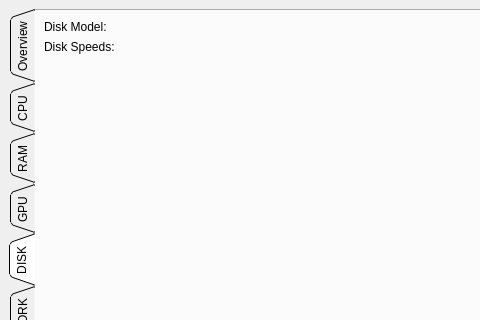
Qt form mainwindow.ui (oattia800/RealTime-Resource-Monitor) before a commit; both pictures show x 0 to 480 and y 0 to 320 of the 918 by 608 pixel window.
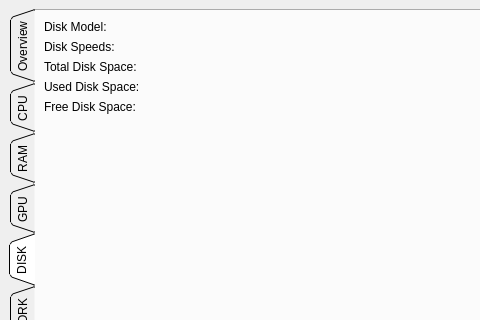
The same form after that commit.

Commit message: Add disk space info to GUI

The edit to the form file:
```diff
--- a/mainwindow.ui
+++ b/mainwindow.ui
@@ -417,6 +417,27 @@
           </property>
          </widget>
         </item>
+        <item row="2" column="0">
+         <widget class="QLabel" name="labelDiskTotal">
+          <property name="text">
+           <string>Total Disk Space:</string>
+          </property>
+         </widget>
+        </item>
+        <item row="3" column="0">
+         <widget class="QLabel" name="labelDiskUsed">
+          <property name="text">
+           <string>Used Disk Space:</string>
+          </property>
+         </widget>
+        </item>
+        <item row="4" column="0">
+         <widget class="QLabel" name="labelDiskFree">
+          <property name="text">
+           <string>Free Disk Space:</string>
+          </property>
+         </widget>
+        </item>
        </layout>
       </widget>
       <widget class="QWidget" name="NETWORK">
```
The commit also changes 16 other files.
